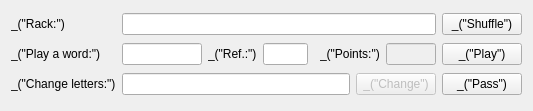
This is qt/ui/player_widget.ui in cjlano/eliot as Qt 5 draws it before an edit. The edited form follows.
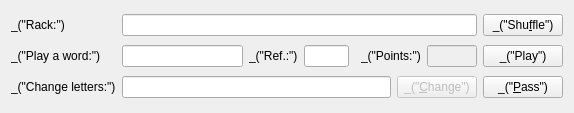
This is the edited form.

Commit message: PlayerWidget: improve focus behaviour and ergonomy

```diff
--- a/qt/ui/player_widget.ui
+++ b/qt/ui/player_widget.ui
@@ -6,8 +6,8 @@
    <rect>
     <x>0</x>
     <y>0</y>
-    <width>533</width>
-    <height>111</height>
+    <width>574</width>
+    <height>113</height>
    </rect>
   </property>
   <layout class="QGridLayout" name="gridLayout">
@@ -28,7 +28,7 @@
    <item row="0" column="7">
     <widget class="QPushButton" name="pushButtonShuffle">
      <property name="text">
-      <string>_(&quot;Shuffle&quot;)</string>
+      <string>_(&quot;Shu&amp;ffle&quot;)</string>
      </property>
     </widget>
    </item>
@@ -42,7 +42,7 @@
    <item row="2" column="7">
     <widget class="QPushButton" name="pushButtonPass">
      <property name="text">
-      <string>_(&quot;Pass&quot;)</string>
+      <string>_(&quot;&amp;Pass&quot;)</string>
      </property>
     </widget>
    </item>
@@ -140,7 +140,7 @@
         <bool>false</bool>
        </property>
        <property name="text">
-        <string>_(&quot;Change&quot;)</string>
+        <string>_(&quot;&amp;Change&quot;)</string>
        </property>
       </widget>
      </item>
```
The commit also changes 3 other files.
